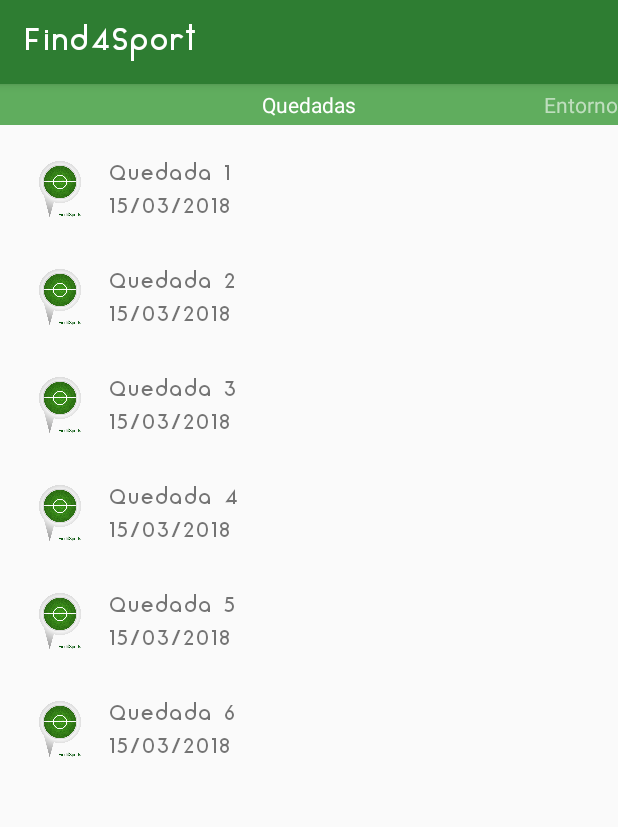
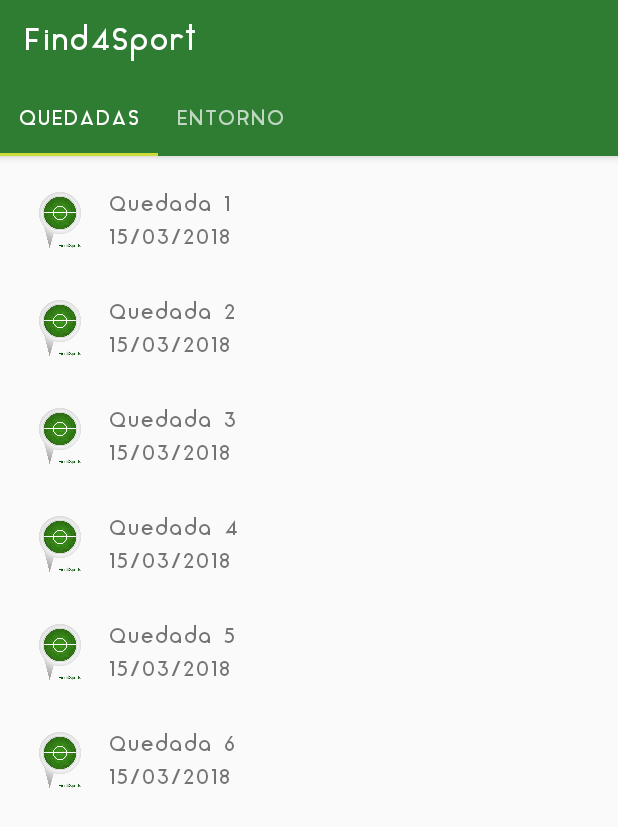
Before and after one commit to FJAranda/Find4SportApp, an Android app: the PlaningActivity screen opened directly, with no data from a screen before it, on a phone screen of 412 x 824 dp. Shown: the top 827 px of the screen. Run offline under Robolectric (Android 15) with nearby library versions, the phone set to English and light mode, and no system bars.

Commit message:
TabLayout added.

```diff
--- a/app/src/main/java/find4sport/com/find4sport/PlaningActivity.java
+++ b/app/src/main/java/find4sport/com/find4sport/PlaningActivity.java
@@ -20,6 +20,7 @@ public class PlaningActivity extends AppCompatActivity implements QuedadasFragme
 
     private Toolbar tbPlaning;
     private ViewPager vpPlaning;
+    private TabLayout tlPlaning;
     private PlaningPagerAdapter adapter;
 
     @Override
@@ -35,6 +36,8 @@ public class PlaningActivity extends AppCompatActivity implements QuedadasFragme
         vpPlaning = (ViewPager)findViewById(R.id.vpPlaning);
         setUpViewPager();
 
+        tlPlaning = (TabLayout)findViewById(R.id.tlPlaning);
+        tlPlaning.setupWithViewPager(vpPlaning);
 
 
         vpPlaning.addOnPageChangeListener(new ViewPager.OnPageChangeListener() {
--- a/app/src/main/res/layout/activity_planing.xml
+++ b/app/src/main/res/layout/activity_planing.xml
@@ -26,6 +26,15 @@
         app:layout_scrollFlags="scroll|enterAlways"
         />
 
+        <android.support.design.widget.TabLayout
+            android:id="@+id/tlPlaning"
+            android:layout_width="match_parent"
+            android:layout_height="match_parent"
+            app:tabMode="scrollable"
+            app:tabGravity="fill">
+
+        </android.support.design.widget.TabLayout>
+
     </android.support.design.widget.AppBarLayout>
 
     <android.support.v4.view.ViewPager
@@ -38,16 +47,5 @@
         app:layout_constraintStart_toStartOf="parent"
         app:layout_constraintTop_toBottomOf="@+id/tlPlaning">
 
-        <android.support.v4.view.PagerTitleStrip
-            android:id="@+id/ptsPlaning"
-            android:layout_width="match_parent"
-            android:layout_height="wrap_content"
-            android:background="@color/colorPrimaryLight"
-            android:textColor="@android:color/white"
-            android:paddingTop="4dp"
-            android:paddingBottom="4dp">
-
-        </android.support.v4.view.PagerTitleStrip>
-
     </android.support.v4.view.ViewPager>
 </android.support.design.widget.CoordinatorLayout>
```
